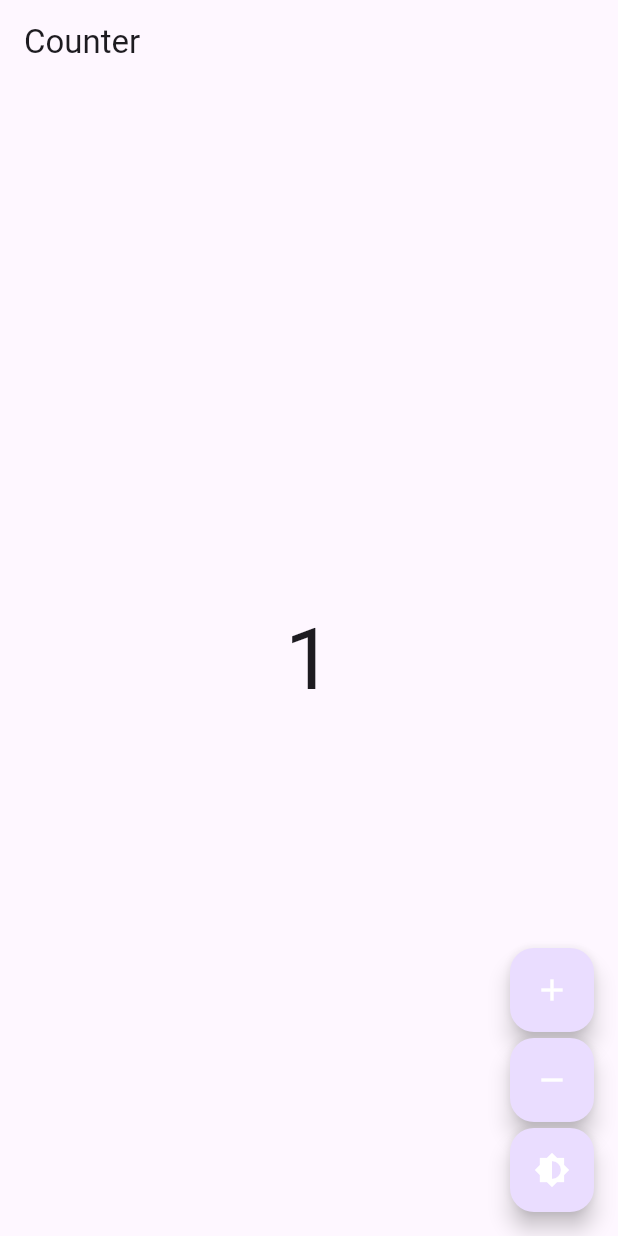
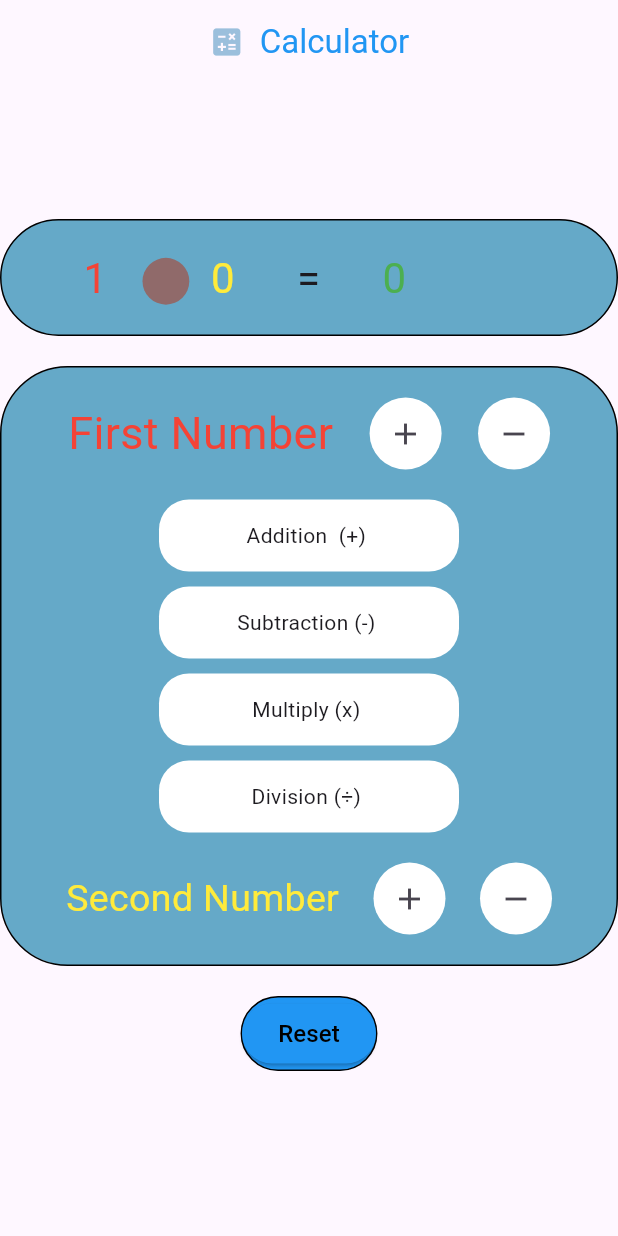
Before and after one commit to kareem2099/clacAppBloc, a Flutter app: the screen it shows after launch, after a tap on the "add" icon, on a phone screen of 412 x 824 dp. Run offline on Flutter 3.47's test engine with Material 3 defaults, Android fonts, the phone set to English and light mode, and no system bars; our stand-ins replace flutter_bloc.

Commit message:
folder of project

```diff
--- /dev/null
+++ b/lib/bloc/calculator_bloc.dart
@@ -0,0 +1,39 @@
+import 'package:flutter_bloc/flutter_bloc.dart';
+import 'package:clacapp/model/calculator_event.dart';
+import 'package:clacapp/model/calculator_state.dart';
+
+class CalculatorBloc extends Bloc<CalculatorEvent, CalculatorState> {
+  CalculatorBloc()
+      : super(CalculatorUpdated(
+            firstNumber: 0, secondNumber: 0, operation: ' ')) {
+    on<NumberChanged>((event, emit) {
+      if (state is CalculatorUpdated) {
+        emit(CalculatorUpdated(
+          firstNumber: event.firstNumber,
+          secondNumber: event.secondNumber,
+          operation: (state as CalculatorUpdated).operation,
+        ));
+      }
+    });
+
+    on<OperationChanged>((event, emit) {
+      if (state is CalculatorUpdated) {
+        String result = (state as CalculatorUpdated).result;
+        if (event.operation != ' ') {
+          if (event.operation == '+') {
+            result = ((state as CalculatorUpdated).firstNumber +
+                    (state as CalculatorUpdated).secondNumber)
+                .toString();
+          }
+          // Add similar blocks for other operations...
+        }
+        emit(CalculatorUpdated(
+          firstNumber: (state as CalculatorUpdated).firstNumber,
+          secondNumber: (state as CalculatorUpdated).secondNumber,
+          operation: event.operation,
+          result: result,
+        ));
+      }
+    });
+  }
+}
--- a/lib/main.dart
+++ b/lib/main.dart
@@ -1,177 +1,25 @@
-// https://dartpad.dev/?id=fdd369962f4ff6700a83c8a540fd6c4c
-// This code is distributed under the MIT License.
-// Copyright (c) 2018 Felix Angelov.
-// You can find the original at https://github.com/felangel/bloc.
-
 import 'package:flutter/material.dart';
 import 'package:flutter_bloc/flutter_bloc.dart';
+import 'package:clacapp/bloc/calculator_bloc.dart';
+import 'package:clacapp/page/calculator_page.dart';
 
 void main() {
-  Bloc.observer = AppBlocObserver();
-  runApp(const App());
+  runApp(const MyApp());
 }
 
-/// Custom [BlocObserver] that observes all bloc and cubit state changes.
-class AppBlocObserver extends BlocObserver {
-  @override
-  void onChange(BlocBase bloc, Change change) {
-    super.onChange(bloc, change);
-    if (bloc is Cubit) print(change);
-  }
-
-  @override
-  void onTransition(Bloc bloc, Transition transition) {
-    super.onTransition(bloc, transition);
-    print(transition);
-  }
-}
-
-/// {@template app}
-/// A [StatelessWidget] that:
-/// * uses [bloc](https://pub.dev/packages/bloc) and
-/// [flutter_bloc](https://pub.dev/packages/flutter_bloc)
-/// to manage the state of a counter and the app theme.
-/// {@endtemplate}
-class App extends StatelessWidget {
-  /// {@macro app}
-  const App({Key? key}) : super(key: key);
-
+class MyApp extends StatelessWidget {
+  const MyApp({Key? key}) : super(key: key);
   @override
   Widget build(BuildContext context) {
-    return BlocProvider(
-      create: (_) => ThemeCubit(),
-      child: const AppView(),
-    );
-  }
-}
-
-/// {@template app_view}
-/// A [StatelessWidget] that:
-/// * reacts to state changes in the [ThemeCubit]
-/// and updates the theme of the [MaterialApp].
-/// * renders the [CounterPage].
-/// {@endtemplate}
-class AppView extends StatelessWidget {
-  /// {@macro app_view}
-  const AppView({Key? key}) : super(key: key);
-
-  @override
-  Widget build(BuildContext context) {
-    return BlocBuilder<ThemeCubit, ThemeData>(
-      builder: (_, theme) {
-        return MaterialApp(
-          theme: theme,
-          home: const CounterPage(),
-        );
-      },
-    );
-  }
-}
-
-/// {@template counter_page}
-/// A [StatelessWidget] that:
-/// * provides a [CounterBloc] to the [CounterView].
-/// {@endtemplate}
-class CounterPage extends StatelessWidget {
-  /// {@macro counter_page}
-  const CounterPage({Key? key}) : super(key: key);
-
-  @override
-  Widget build(BuildContext context) {
-    return BlocProvider(
-      create: (_) => CounterBloc(),
-      child: const CounterView(),
-    );
-  }
-}
-
-/// {@template counter_view}
-/// A [StatelessWidget] that:
-/// * demonstrates how to consume and interact with a [CounterBloc].
-/// {@endtemplate}
-class CounterView extends StatelessWidget {
-  /// {@macro counter_view}
-  const CounterView({Key? key}) : super(key: key);
-
-  @override
-  Widget build(BuildContext context) {
-    return Scaffold(
-      appBar: AppBar(title: const Text('Counter')),
-      body: Center(
-        child: BlocBuilder<CounterBloc, int>(
-          builder: (context, count) {
-            return Text('$count',
-                style: Theme.of(context).textTheme.displayLarge);
-          },
-        ),
+    return MaterialApp(
+      title: 'Calculator',
+      theme: ThemeData(
+        primarySwatch: Colors.blue,
       ),
-      floatingActionButton: Column(
-        crossAxisAlignment: CrossAxisAlignment.end,
-        mainAxisAlignment: MainAxisAlignment.end,
-        children: <Widget>[
-          FloatingActionButton(
-            child: const Icon(Icons.add),
-            onPressed: () => context.read<CounterBloc>().add(Increment()),
-          ),
-          const SizedBox(height: 4),
-          FloatingActionButton(
-            child: const Icon(Icons.remove),
-            onPressed: () => context.read<CounterBloc>().add(Decrement()),
-          ),
-          const SizedBox(height: 4),
-          FloatingActionButton(
-            child: const Icon(Icons.brightness_6),
-            onPressed: () => context.read<ThemeCubit>().toggleTheme(),
-          ),
-        ],
+      home: BlocProvider(
+        create: (context) => CalculatorBloc(),
+        child: const CalculatorPage(),
       ),
     );
   }
 }
-
-/// Event being processed by [CounterBloc].
-abstract class CounterEvent {}
-
-/// Notifies bloc to increment state.
-class Increment extends CounterEvent {}
-
-/// Notifies bloc to decrement state.
-class Decrement extends CounterEvent {}
-
-/// {@template counter_bloc}
-/// A simple [Bloc] that manages an `int` as its state.
-/// {@endtemplate}
-class CounterBloc extends Bloc<CounterEvent, int> {
-  /// {@macro counter_bloc}
-  CounterBloc() : super(0) {
-    on<Increment>((event, emit) => emit(state + 1));
-    on<Decrement>((event, emit) => emit(state - 1));
-  }
-}
-
-/// {@template brightness_cubit}
-/// A simple [Cubit] that manages the [ThemeData] as its state.
-/// {@endtemplate}
-class ThemeCubit extends Cubit<ThemeData> {
-  /// {@macro brightness_cubit}
-  ThemeCubit() : super(_lightTheme);
-
-  static final _lightTheme = ThemeData(
-    floatingActionButtonTheme: const FloatingActionButtonThemeData(
-      foregroundColor: Colors.white,
-    ),
-    brightness: Brightness.light,
-  );
-
-  static final _darkTheme = ThemeData(
-    floatingActionButtonTheme: const FloatingActionButtonThemeData(
-      foregroundColor: Colors.black,
-    ),
-    brightness: Brightness.dark,
-  );
-
-  /// Toggles the current brightness between light and dark.
-  void toggleTheme() {
-    emit(state.brightness == Brightness.dark ? _lightTheme : _darkTheme);
-  }
-}
--- /dev/null
+++ b/lib/model/calculator_event.dart
@@ -0,0 +1,14 @@
+abstract class CalculatorEvent {}
+
+class NumberChanged extends CalculatorEvent {
+  final int firstNumber;
+  final int secondNumber;
+
+  NumberChanged({required this.firstNumber, required this.secondNumber});
+}
+
+class OperationChanged extends CalculatorEvent {
+  final String operation;
+
+  OperationChanged({required this.operation});
+}
--- /dev/null
+++ b/lib/model/calculator_state.dart
@@ -0,0 +1,17 @@
+abstract class CalculatorState {}
+
+class CalculatorInitial extends CalculatorState {}
+
+class CalculatorUpdated extends CalculatorState {
+  final int firstNumber;
+  final int secondNumber;
+  final String operation;
+  final String result;
+
+  CalculatorUpdated({
+    required this.firstNumber,
+    required this.secondNumber,
+    required this.operation,
+    this.result = '0',
+  });
+}
--- /dev/null
+++ b/lib/page/calculator_page.dart
@@ -0,0 +1,328 @@
+import 'package:flutter/material.dart';
+import 'package:flutter_bloc/flutter_bloc.dart';
+import 'package:clacapp/bloc/calculator_bloc.dart';
+import 'package:clacapp/model/calculator_state.dart';
+import 'package:clacapp/model/calculator_event.dart';
+
+class CalculatorPage extends StatelessWidget {
+  const CalculatorPage({Key? key}) : super(key: key);
+
+  @override
+  Widget build(BuildContext context) {
+    final bloc = BlocProvider.of<CalculatorBloc>(context);
+
+    return Scaffold(
+      appBar: AppBar(
+        title: const Row(
+          mainAxisAlignment: MainAxisAlignment.center,
+          children: <Widget>[
+            Icon(Icons.calculate,
+                color: Color(0xff9bbfdc)), // Set the icon color to blue
+            SizedBox(
+                width: 10), // Add some spacing between the icon and the text
+            Text(
+              'Calculator',
+              style:
+                  TextStyle(color: Colors.blue), // Set the text color to blue
+            ),
+          ],
+        ),
+        centerTitle: true, // This attribute centers the title
+      ),
+      body: BlocBuilder<CalculatorBloc, CalculatorState>(
+        builder: (context, state) {
+          if (state is CalculatorUpdated) {
+            String result;
+            switch (state.operation) {
+              case '+':
+                result = (state.firstNumber + state.secondNumber).toString();
+                break;
+              case '-':
+                result = (state.firstNumber - state.secondNumber).toString();
+                break;
+              case 'x':
+                result = (state.firstNumber * state.secondNumber).toString();
+                break;
+              case '÷':
+                if (state.secondNumber != 0) {
+                  result = (state.firstNumber / state.secondNumber).toString();
+                } else {
+                  result = 'Error';
+                }
+                break;
+              default:
+                result =
+                    '0'; // Set result to '0' when operation is not one of '+', '-', 'x', or '÷'
+            }
+            return Column(
+              mainAxisAlignment: MainAxisAlignment.center,
+              children: <Widget>[
+                Stack(
+                  children: <Widget>[
+                    Container(
+                      width: double.infinity,
+                      padding: const EdgeInsets.all(20),
+                      decoration: BoxDecoration(
+                        borderRadius: BorderRadius.circular(45),
+                        color: const Color(0xff65a9c8),
+                        border: Border.all(
+                            color:
+                                Colors.black), // Set the border color to black
+                      ),
+                      child: RichText(
+                        text: TextSpan(
+                          style: Theme.of(context).textTheme.headlineMedium,
+                          children: <TextSpan>[
+                            const TextSpan(text: '     '), // Add space
+                            TextSpan(
+                                text: '${state.firstNumber}',
+                                style: const TextStyle(color: Colors.red)),
+                            const TextSpan(text: '     '), // Add space
+                            const TextSpan(
+                                text: '     '), // Add space for operation
+                            TextSpan(
+                                text: '${state.secondNumber}',
+                                style: const TextStyle(color: Colors.yellow)),
+                            const TextSpan(text: '      =      '), // Add space
+                            TextSpan(
+                                text: result,
+                                style: const TextStyle(color: Colors.green)),
+                          ],
+                        ),
+                      ),
+                    ),
+                    Positioned(
+                      left: 95, // Adjust as needed
+                      top: 14, // Adjust as needed
+                      child: Container(
+                        padding: const EdgeInsets.all(13), // Adjust as needed
+                        decoration: const BoxDecoration(
+                          color: Color(0xff906a6a), // Choose the color you want
+                          shape: BoxShape.circle,
+                        ),
+                        child: Text(
+                          state.operation,
+                          style: const TextStyle(
+                              fontSize: 20,
+                              color: Colors.green), // Adjust as needed
+                        ),
+                      ),
+                    ),
+                  ],
+                ),
+                const SizedBox(height: 20), // Add space between elements.
+                Container(
+                  padding: const EdgeInsets.all(20),
+                  decoration: BoxDecoration(
+                    borderRadius: BorderRadius.circular(45),
+                    color: const Color(0xff65a9c8),
+                    border: Border.all(
+                        color: Colors.black), // Set the border color to black
+                  ),
+                  child: Column(
+                    children: <Widget>[
+                      Row(
+                        mainAxisAlignment: MainAxisAlignment.spaceEvenly,
+                        children: <Widget>[
+                          const Text(
+                            'First Number',
+                            style: TextStyle(
+                              color: Colors.red,
+                              fontSize: 30,
+                            ),
+                          ),
+                          Container(
+                            decoration: const BoxDecoration(
+                              color: Colors.white,
+                              shape: BoxShape.circle,
+                            ),
+                            child: IconButton(
+                              icon: const Icon(Icons.add),
+                              onPressed: () {
+                                bloc.add(NumberChanged(
+                                  firstNumber: state.firstNumber + 1,
+                                  secondNumber: state.secondNumber,
+                                ));
+                              },
+                            ),
+                          ),
+                          Container(
+                            decoration: const BoxDecoration(
+                              color: Colors.white,
+                              shape: BoxShape.circle,
+                            ),
+                            child: IconButton(
+                              icon: const Icon(Icons.remove),
+                              onPressed: () {
+                                bloc.add(NumberChanged(
+                                  firstNumber: state.firstNumber - 1,
+                                  secondNumber: state.secondNumber,
+                                ));
+                              },
+                            ),
+                          ),
+                        ],
+                      ),
+                      const SizedBox(height: 20), // Add space between elements
+                      Column(
+                        mainAxisAlignment: MainAxisAlignment.center,
+                        children: <Widget>[
+                          Container(
+                            width: 200, // Increase the width of the container
+                            decoration: BoxDecoration(
+                              color: Colors.white,
+                              shape: BoxShape.rectangle,
+                              borderRadius: BorderRadius.circular(20),
+                            ),
+                            child: IconButton(
+                              icon: const Text('Addition  (+) '),
+                              onPressed: () {
+                                bloc.add(OperationChanged(operation: '+'));
+                              },
+                            ),
+                          ),
+                          const SizedBox(
+                              height: 10), // Add space between elements
+                          Container(
+                            width: 200, // Increase the width of the container
+
+                            decoration: BoxDecoration(
+                              color: Colors.white,
+                              shape: BoxShape.rectangle,
+                              borderRadius: BorderRadius.circular(20),
+                            ),
+                            child: IconButton(
+                              icon: const Text('Subtraction (-) '),
+                              onPressed: () {
+                                bloc.add(OperationChanged(operation: '-'));
+                              },
+                            ),
+                          ),
+                          const SizedBox(
+                              height: 10), // Add space between elements
+                          Container(
+                            width: 200, // Increase the width of the container
+
+                            decoration: BoxDecoration(
+                              color: Colors.white,
+                              shape: BoxShape.rectangle,
+                              borderRadius: BorderRadius.circular(20),
+                            ),
+                            child: IconButton(
+                              icon: const Text('Multiply (x) '),
+                              onPressed: () {
+                                bloc.add(OperationChanged(operation: 'x'));
+                              },
+                            ),
+                          ),
+                          const SizedBox(
+                              height: 10), // Add space between elements
+                          Container(
+                            width: 200, // Increase the width of the container
+
+                            decoration: BoxDecoration(
+                              color: Colors.white,
+                              shape: BoxShape.rectangle,
+                              borderRadius: BorderRadius.circular(20),
+                            ),
+                            child: IconButton(
+                              icon: const Text('Division (÷) '),
+                              onPressed: () {
+                                bloc.add(OperationChanged(operation: '÷'));
+                              },
+                            ),
+                          ),
+                        ],
+                      ),
+                      const SizedBox(height: 20), // Add space between elements
+                      Row(
+                        mainAxisAlignment: MainAxisAlignment.spaceEvenly,
+                        children: <Widget>[
+                          const Text(
+                            'Second Number',
+                            style: TextStyle(
+                              color: Colors.yellow,
+                              fontSize: 25,
+                            ),
+                          ),
+                          Container(
+                            decoration: const BoxDecoration(
+                              color: Colors.white,
+                              shape: BoxShape.circle,
+                            ),
+                            child: IconButton(
+                              icon: const Icon(Icons.add),
+                              onPressed: () {
+                                bloc.add(NumberChanged(
+                                  firstNumber: state.firstNumber,
+                                  secondNumber: state.secondNumber + 1,
+                                ));
+                              },
+                            ),
+                          ),
+                          Container(
+                            decoration: const BoxDecoration(
+                              color: Colors.white,
+                              shape: BoxShape.circle,
+                            ),
+                            child: IconButton(
+                              icon: const Icon(Icons.remove),
+                              onPressed: () {
+                                bloc.add(NumberChanged(
+                                  firstNumber: state.firstNumber,
+                                  secondNumber: state.secondNumber - 1,
+                                ));
+                              },
+                            ),
+                          ),
+                        ],
+                      ),
+                    ],
+                  ),
+                ),
+
+                Container(
+                  margin:
+                      const EdgeInsets.all(20), // Add space around the button
+                  decoration: BoxDecoration(
+                    color: Colors.blue, // Set the color to blue
+                    borderRadius: BorderRadius.circular(
+                        45), // Set the border radius to 45
+                    border: Border.all(
+                        color: Colors.black), // Set the border color to black
+                  ),
+                  child: ElevatedButton(
+                    style: ButtonStyle(
+                      backgroundColor: MaterialStateProperty.all(
+                          Colors.blue), // Set the button color to blue
+                      shape: MaterialStateProperty.all(
+                        RoundedRectangleBorder(
+                          borderRadius: BorderRadius.circular(
+                              45), // Set the button border radius to 45
+                        ),
+                      ),
+                    ),
+                    onPressed: () {
+                      bloc.add(NumberChanged(firstNumber: 0, secondNumber: 0));
+                      bloc.add(OperationChanged(operation: ' '));
+                    },
+                    child: const Text(
+                      'Reset',
+                      style: TextStyle(
+                        color: Colors.black,
+                        fontSize: 16,
+                      ), // Set the button text color to white
+                    ),
+                  ),
+                ),
+              ],
+            );
+          } else {
+            return const Center(
+                child: Text('Please enter numbers and select an operation'));
+          }
+        },
+      ),
+    );
+  }
+}
```
Also changed, not shown: pubspec.yaml (+10 -3 lines), assets/calc.png (added), assets/calcIconApp.jpeg (added), 5 other files.
